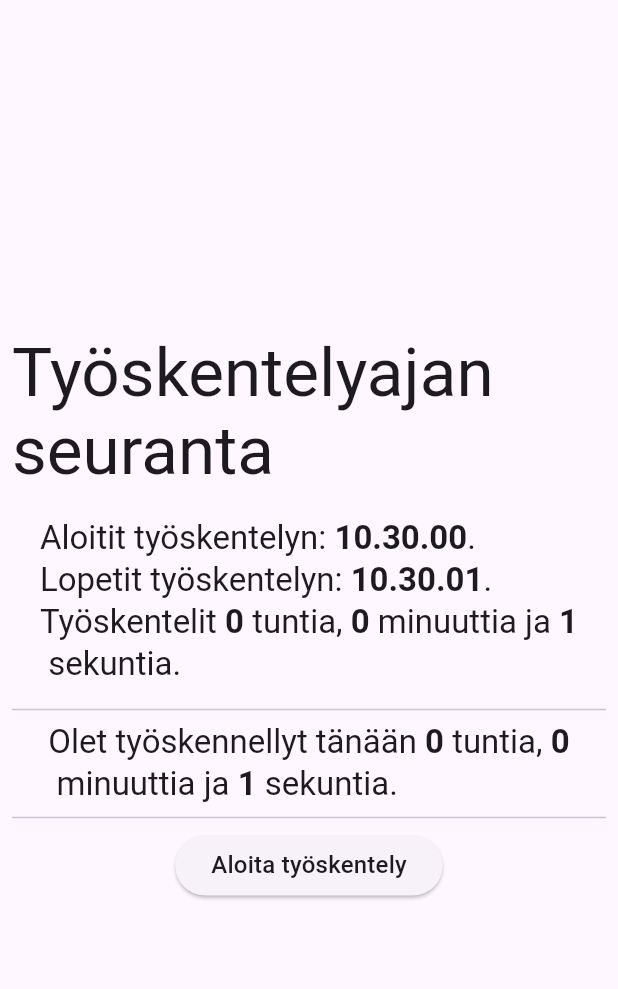
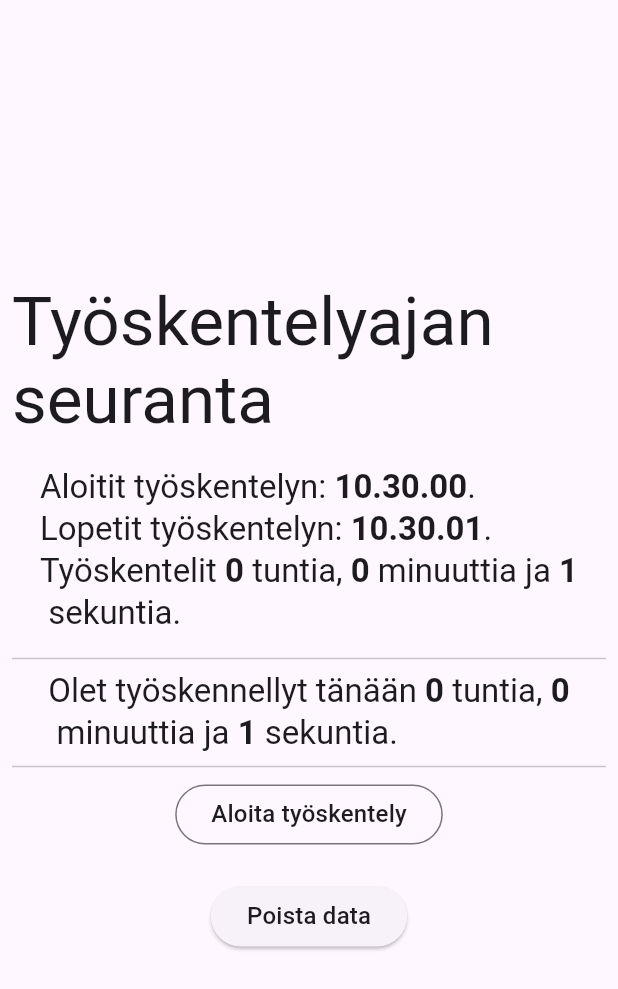
Before and after one commit to jussisuominen/work_time_tracker, a Flutter app: the screen it shows after launch, after a tap on "Aloita työskentely", after a tap on "Lopeta työskentely", on a phone screen of 412 x 824 dp. Shown: the top 989 px of the screen. Run offline on Flutter 3.47's test engine with Material 3 defaults, Android fonts, the phone set to English and light mode, and no system bars; our stand-ins replace logger, shared_preferences.

Commit message:
Save/load data with shared preferences...
...ability to clear data with Clear Data button. Minutes and seconds in "time used views" should now show correctly.

```diff
--- a/lib/label_texts.dart
+++ b/lib/label_texts.dart
@@ -8,7 +8,9 @@ const Map<String, String> finnishLabels = {
   'hours': 'tuntia',
   'minutes': 'minuuttia',
   'seconds': 'sekuntia',
-  'and': 'ja'
+  'and': 'ja',
+  'youHaveWorkedToday': 'Olet työskennellyt tänään',
+  'clearData': 'Poista data'
 };
 
 const Map<String, String> labels = finnishLabels;
--- /dev/null
+++ b/lib/logger.dart
@@ -0,0 +1,3 @@
+import 'package:logger/logger.dart';
+
+final logger = Logger();
--- a/lib/main.dart
+++ b/lib/main.dart
@@ -1,6 +1,11 @@
+import 'dart:convert';
+
 import 'package:flutter/material.dart';
 import 'package:intl/date_symbol_data_local.dart';
 import 'package:intl/intl.dart';
+import 'package:shared_preferences/shared_preferences.dart';
+import 'package:work_time_tracker/logger.dart';
+
 import 'package:work_time_tracker/widgets/time_used_view.dart';
 import 'package:work_time_tracker/working_session_model.dart';
 import 'package:work_time_tracker/working_session_view.dart';
@@ -19,8 +24,8 @@ class MainApp extends StatefulWidget {
 }
 
 class _MainAppState extends State<MainApp> {
-  final List<WorkingSessionModel> _workingSessions = [];
-  late WorkingSessionModel _currentWorkingSession;
+  List<WorkingSessionModel> _workingSessions = [];
+  WorkingSessionModel? _currentWorkingSession;
   bool working = false;
   late DateFormat dateFormat;
   Duration _timeUsedToday = const Duration();
@@ -28,30 +33,84 @@ class _MainAppState extends State<MainApp> {
   @override
   void initState() {
     super.initState();
+
     dateFormat = DateFormat.jms('fi');
-    _currentWorkingSession = WorkingSessionModel();
-    _workingSessions.add(_currentWorkingSession);
+    // _currentWorkingSession = WorkingSessionModel();
+    // _workingSessions.add(_currentWorkingSession);
+
+    // Remove the comment from clearWorkingTimeData() when you want to clear
+    // unnecessary working time data.
+    //clearWorkingTimeData();
+    loadWorkingTimeData();
+  }
+
+  void loadWorkingTimeData() async {
+    final SharedPreferences prefs = await SharedPreferences.getInstance();
+
+    final String? workingTimeData = prefs.getString('working_time_data');
+
+    if (workingTimeData != null) {
+      final data = jsonDecode(workingTimeData);
+      for (dynamic item in data) {
+        _workingSessions.add(WorkingSessionModel.fromJson(item));
+      }
+    }
+
+    for (WorkingSessionModel workingSession in _workingSessions) {
+      _timeUsedToday += workingSession.workDuration!;
+    }
+
+    logger.d(_workingSessions);
+
+    setState(() {});
+  }
+
+  void clearWorkingTimeData() async {
+    final SharedPreferences prefs = await SharedPreferences.getInstance();
+
+    await prefs.remove('working_time_data');
+
+    setState(() {
+      _currentWorkingSession = null;
+      _workingSessions = [];
+      _timeUsedToday = const Duration();
+      working = false;
+    });
   }
 
   void startWorking() {
     _currentWorkingSession = WorkingSessionModel();
-    _workingSessions.add(_currentWorkingSession);
+    _workingSessions.add(_currentWorkingSession!);
     setState(() {
-      _currentWorkingSession.workStarted = DateTime.now();
+      _currentWorkingSession!.workStarted = DateTime.now();
       working = true;
     });
   }
 
-  void stopWorking() {
-    _currentWorkingSession.stoppedWorking = DateTime.now();
-    _currentWorkingSession.workDuration = _currentWorkingSession.stoppedWorking!
-        .difference(_currentWorkingSession.workStarted!);
+  void stopWorking() async {
+    _currentWorkingSession!.stoppedWorking = DateTime.now();
+    // Calculate how much time user used for working.
+    _currentWorkingSession!.workDuration = _currentWorkingSession!
+        .stoppedWorking!
+        .difference(_currentWorkingSession!.workStarted!);
 
-    _timeUsedToday += _currentWorkingSession.workDuration!;
+    _timeUsedToday += _currentWorkingSession!.workDuration!;
+
+    // Save working time data to shared preferences
+    final SharedPreferences prefs = await SharedPreferences.getInstance();
+
+    try {
+      await prefs.setString('working_time_data', jsonEncode(_workingSessions));
+      logger.d('Working time data saved successfully :)');
+    } catch (e) {
+      logger.d('Something went wrong when trying to save working time data.');
+    }
 
     setState(() {
       working = false;
     });
+
+    logger.d(jsonEncode(_workingSessions));
   }
 
   @override
@@ -59,7 +118,7 @@ class _MainAppState extends State<MainApp> {
     final Text appTitle = Text(labels['appTitle']!,
         style: Theme.of(context).textTheme.displayMedium);
 
-    final ElevatedButton startWorkingButton = ElevatedButton(
+    final OutlinedButton startStopWorkingButton = OutlinedButton(
         onPressed: working ? stopWorking : startWorking,
         child: working
             ? Text(labels['stopWorking']!,
@@ -67,15 +126,15 @@ class _MainAppState extends State<MainApp> {
             : Text(labels['startWorking']!,
                 style: Theme.of(context).textTheme.titleMedium));
 
-    // if (_currentWorkingSession.stoppedWorking != null) {
-    //   _currentWorkingSession.workDuration = _currentWorkingSession
-    //       .stoppedWorking!
-    //       .difference(_currentWorkingSession.workStarted!);
-    // }
+    final ElevatedButton clearDataButton = ElevatedButton(
+        onPressed: clearWorkingTimeData,
+        child: Text(labels['clearData']!,
+            style: Theme.of(context).textTheme.titleMedium));
 
     return MaterialApp(
         home: Scaffold(
       body: Center(
+        child: SingleChildScrollView(
           child: Padding(
             padding: const EdgeInsets.all(8.0),
             child: Column(
@@ -85,6 +144,7 @@ class _MainAppState extends State<MainApp> {
                 const SizedBox(
                   height: 10,
                 ),
+                // Working sessions
                 for (WorkingSessionModel workingSession in _workingSessions)
                   if (workingSession.workStarted != null)
                     Padding(
@@ -95,7 +155,7 @@ class _MainAppState extends State<MainApp> {
                     ),
                 const Divider(),
                 TimeUsedView(
-                label: 'Olet työskennellyt tänään',
+                  label: labels['youHaveWorkedToday']!,
                   andLabel: labels['and']!,
                   hoursLabel: labels['hours']!,
                   minutesLabel: labels['minutes']!,
@@ -103,8 +163,11 @@ class _MainAppState extends State<MainApp> {
                   timeUsed: _timeUsedToday,
                 ),
                 const Divider(),
-              startWorkingButton,
+                startStopWorkingButton,
+                const SizedBox(height: 20),
+                clearDataButton
               ],
+            ),
           ),
         ),
       ),
--- a/lib/widgets/time_used_view.dart
+++ b/lib/widgets/time_used_view.dart
@@ -33,14 +33,14 @@ class TimeUsedView extends StatelessWidget {
       ),
       const InfoText(text: ', '),
       BoldText(
-        text: timeUsed.inMinutes.toString(),
+        text: '${timeUsed.inMinutes % 60}',
       ),
       InfoText(
         text: ' $minutesLabel',
       ),
       InfoText(text: ' $andLabel '),
       BoldText(
-        text: timeUsed.inSeconds.toString(),
+        text: '${timeUsed.inSeconds % 60}',
       ),
       InfoText(
         text: ' $secondsLabel',
--- a/lib/working_session_model.dart
+++ b/lib/working_session_model.dart
@@ -1,5 +1,49 @@
+import 'package:work_time_tracker/logger.dart';
+
 class WorkingSessionModel {
   DateTime? workStarted; // Datetime when user started working.
   DateTime? stoppedWorking; // Datetime when user stopped working.
   Duration? workDuration;
+
+  WorkingSessionModel();
+
+  WorkingSessionModel.fromJson(Map<String, dynamic> json) {
+    workStarted = DateTime.parse(json['workStarted']);
+    stoppedWorking = DateTime.parse(json['stoppedWorking']);
+
+    String durationData = json['workDuration'];
+    List<String> splittedDurationData = durationData.split(':');
+    logger.d(splittedDurationData);
+
+    int hours = int.parse(splittedDurationData[0]);
+    int minutes = int.parse(splittedDurationData[1]);
+
+    String secondsData = splittedDurationData[2].split('.')[0];
+
+    int seconds = int.parse(secondsData);
+
+    logger.d('Hours: $hours. Minutes: $minutes. Seconds: $seconds');
+
+    workDuration = Duration(hours: hours, minutes: minutes, seconds: seconds);
+  }
+
+  // : workStarted = DateTime.parse(json['workStarted']),
+  //   stoppedWorking = DateTime.parse(json['stoppedWorking']),
+  //   workDuration = json['workDuration'] as Duration?;
+
+  Map<String, dynamic> toJson() {
+    return {
+      'workStarted': workStarted?.toIso8601String(),
+      'stoppedWorking': stoppedWorking?.toIso8601String(),
+      'workDuration': workDuration?.toString()
+    };
+  }
+
+  @override
+  String toString() {
+    return '''Work started: ${workStarted.toString()}
+      Work stopped: ${stoppedWorking.toString()}
+      Time used: ${workDuration.toString()}
+      ''';
+  }
 }
--- a/pubspec.yaml
+++ b/pubspec.yaml
@@ -10,6 +10,8 @@ dependencies:
   flutter:
     sdk: flutter
   intl: ^0.19.0
+  logger: ^2.4.0
+  shared_preferences: ^2.2.3
 
 dev_dependencies:
   flutter_test:
```
Also changed, not shown: pubspec.lock, 2 other files. Lines whose indentation alone changed are shown as unchanged.
